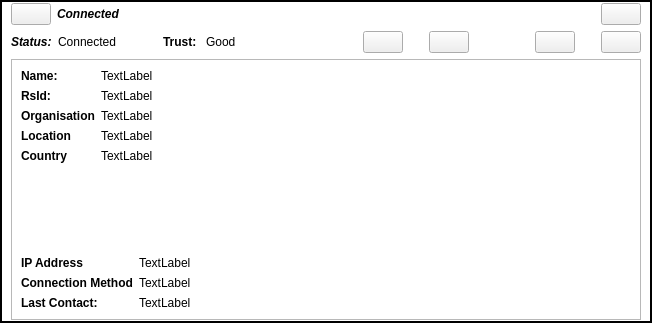
Before: the Qt Designer form retroshare-gui/src/gui/feeds/PeerItem.ui in RetroShare/RetroShare, drawn with Qt 5.
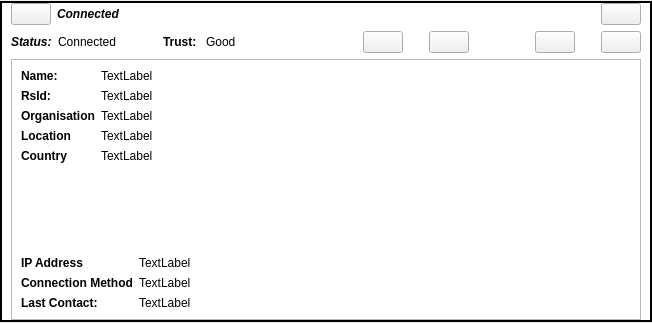
After: the same form once the commit is applied. Icons and pictures are not drawn.

Commit message: Fixed PeerItem Margins

```diff
--- a/retroshare-gui/src/gui/feeds/PeerItem.ui
+++ b/retroshare-gui/src/gui/feeds/PeerItem.ui
@@ -14,9 +14,18 @@
    <string>Form</string>
   </property>
   <layout class="QGridLayout">
-   <property name="margin">
+   <property name="leftMargin">
     <number>0</number>
    </property>
+   <property name="topMargin">
+    <number>1</number>
+   </property>
+   <property name="rightMargin">
+    <number>0</number>
+   </property>
+   <property name="bottomMargin">
+    <number>1</number>
+   </property>
    <item row="0" column="0">
     <widget class="QFrame" name="frame">
      <property name="sizePolicy">
@@ -37,10 +46,10 @@
      </property>
      <layout class="QVBoxLayout">
       <property name="topMargin">
-       <number>1</number>
+       <number>0</number>
       </property>
       <property name="bottomMargin">
-       <number>1</number>
+       <number>0</number>
       </property>
       <item>
        <layout class="QHBoxLayout">
```
